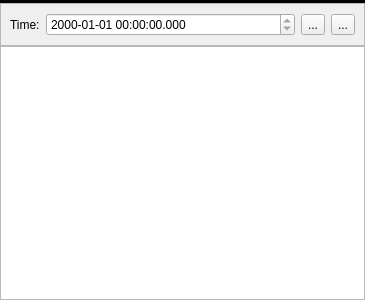
Old version of the form libshvvisu/src/timeline/graphprobewidget.ui in the repository syyyr/libshv.
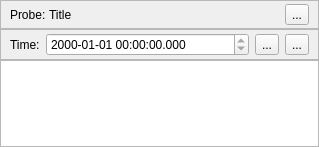
New version of the form. Icons and pictures are not drawn.

Commit message: custom title with channel name and close button in the color of channel

The edit to the form file:
```diff
--- a/libshvvisu/src/timeline/graphprobewidget.ui
+++ b/libshvvisu/src/timeline/graphprobewidget.ui
@@ -6,8 +6,8 @@
    <rect>
     <x>0</x>
     <y>0</y>
-    <width>365</width>
-    <height>300</height>
+    <width>319</width>
+    <height>147</height>
    </rect>
   </property>
   <property name="windowTitle">
@@ -30,19 +30,58 @@
     <number>0</number>
    </property>
    <item>
-    <widget class="Line" name="line">
+    <widget class="QFrame" name="fHeader">
+     <property name="frameShape">
+      <enum>QFrame::StyledPanel</enum>
+     </property>
      <property name="frameShadow">
-      <enum>QFrame::Plain</enum>
+      <enum>QFrame::Raised</enum>
      </property>
-     <property name="lineWidth">
-      <number>3</number>
-     </property>
-     <property name="midLineWidth">
-      <number>0</number>
-     </property>
-     <property name="orientation">
-      <enum>Qt::Horizontal</enum>
-     </property>
+     <layout class="QHBoxLayout" name="horizontalLayout_2">
+      <property name="spacing">
+       <number>3</number>
+      </property>
+      <property name="leftMargin">
+       <number>9</number>
+      </property>
+      <property name="topMargin">
+       <number>3</number>
+      </property>
+      <property name="bottomMargin">
+       <number>3</number>
+      </property>
+      <item>
+       <widget class="QLabel" name="lblProbe">
+        <property name="text">
+         <string>Probe:</string>
+        </property>
+       </widget>
+      </item>
+      <item>
+       <widget class="QLabel" name="lblShvPath">
+        <property name="sizePolicy">
+         <sizepolicy hsizetype="Preferred" vsizetype="Preferred">
+          <horstretch>1</horstretch>
+          <verstretch>0</verstretch>
+         </sizepolicy>
+        </property>
+        <property name="text">
+         <string>Title</string>
+        </property>
+       </widget>
+      </item>
+      <item>
+       <widget class="QToolButton" name="tbClose">
+        <property name="text">
+         <string>...</string>
+        </property>
+        <property name="icon">
+         <iconset resource="../../../../../flatline/flatline.qrc">
+          <normaloff>:/images/close.svg</normaloff>:/images/close.svg</iconset>
+        </property>
+       </widget>
+      </item>
+     </layout>
     </widget>
    </item>
    <item>
@@ -54,6 +93,12 @@
       <enum>QFrame::Raised</enum>
      </property>
      <layout class="QHBoxLayout" name="horizontalLayout">
+      <property name="topMargin">
+       <number>3</number>
+      </property>
+      <property name="bottomMargin">
+       <number>3</number>
+      </property>
       <item>
        <widget class="QLabel" name="label_2">
         <property name="text">
```
Left out of the diff: 1 changed line with no effect on the pictures. The commit also changes 3 other files.
